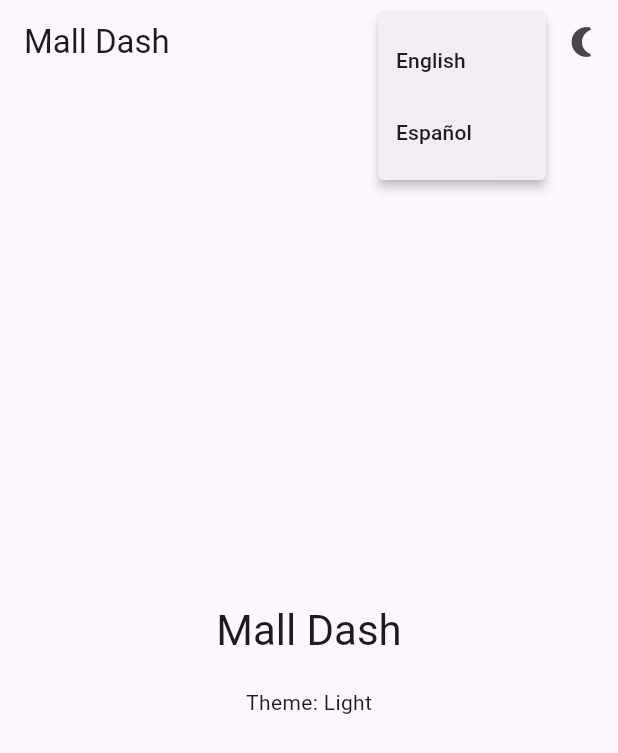
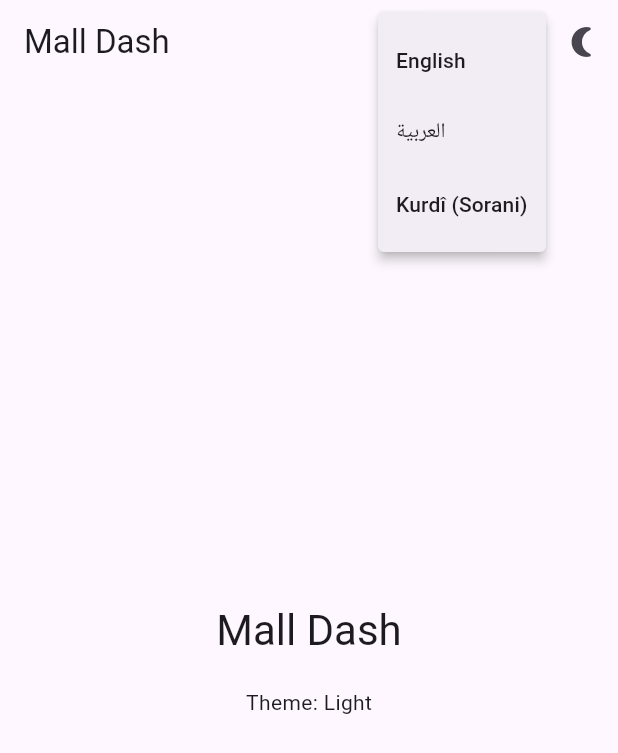
Before and after one commit to Mhamad-Raad/Mall-Dash-Mobile, a Flutter app: the screen it shows after launch, after a tap on the "language" icon, on a phone screen of 412 x 824 dp. Shown: the top 753 px of the screen. Run offline on Flutter 3.47's test engine with Material 3 defaults, Android fonts, the phone set to English and light mode, and no system bars; our stand-ins replace flutter_riverpod, shared_preferences.

```diff
--- a/lib/l10n/app_localizations.dart
+++ b/lib/l10n/app_localizations.dart
@@ -5,8 +5,9 @@ import 'package:flutter/widgets.dart';
 import 'package:flutter_localizations/flutter_localizations.dart';
 import 'package:intl/intl.dart' as intl;
 
+import 'app_localizations_ar.dart';
 import 'app_localizations_en.dart';
-import 'app_localizations_es.dart';
+import 'app_localizations_fa.dart';
 
 // ignore_for_file: type=lint
 
@@ -94,8 +95,9 @@ abstract class AppLocalizations {
 
   /// A list of this localizations delegate's supported locales.
   static const List<Locale> supportedLocales = <Locale>[
+    Locale('ar'),
     Locale('en'),
-    Locale('es'),
+    Locale('fa'),
   ];
 
   /// No description provided for @appTitle.
@@ -146,7 +148,7 @@ class _AppLocalizationsDelegate
 
   @override
   bool isSupported(Locale locale) =>
-      <String>['en', 'es'].contains(locale.languageCode);
+      <String>['ar', 'en', 'fa'].contains(locale.languageCode);
 
   @override
   bool shouldReload(_AppLocalizationsDelegate old) => false;
@@ -155,10 +157,12 @@ class _AppLocalizationsDelegate
 AppLocalizations lookupAppLocalizations(Locale locale) {
   // Lookup logic when only language code is specified.
   switch (locale.languageCode) {
+    case 'ar':
+      return AppLocalizationsAr();
     case 'en':
       return AppLocalizationsEn();
-    case 'es':
-      return AppLocalizationsEs();
+    case 'fa':
+      return AppLocalizationsFa();
   }
 
   throw FlutterError(
--- a/lib/main.dart
+++ b/lib/main.dart
@@ -45,7 +45,7 @@ class MyApp extends ConsumerWidget {
         GlobalWidgetsLocalizations.delegate,
         GlobalCupertinoLocalizations.delegate,
       ],
-      supportedLocales: const [Locale('en'), Locale('es')],
+      supportedLocales: const [Locale('en'), Locale('ar'), Locale('fa')],
       home: const HomePage(),
     );
   }
--- a/lib/src/core/widgets/language_selector.dart
+++ b/lib/src/core/widgets/language_selector.dart
@@ -17,14 +17,9 @@ class LanguageSelector extends ConsumerWidget {
         ref.read(localeProvider.notifier).setLocale(newLocale);
       },
       itemBuilder: (context) => [
-        const PopupMenuItem(
-          value: Locale('en'),
-          child: Text('English'),
-        ),
-        const PopupMenuItem(
-          value: Locale('es'),
-          child: Text('Español'),
-        ),
+        const PopupMenuItem(value: Locale('en'), child: Text('English')),
+        const PopupMenuItem(value: Locale('ar'), child: Text('العربية')),
+        const PopupMenuItem(value: Locale('fa'), child: Text('Kurdî (Sorani)')),
       ],
     );
   }
```
Also changed, not shown: lib/l10n/app_ar.arb (added, +8 -0 lines), lib/l10n/app_es.arb (deleted, +0 -8 lines), lib/l10n/app_fa.arb (added, +9 -0 lines), lib/l10n/app_localizations_ar.dart (added, +28 -0 lines), lib/l10n/app_localizations_es.dart (deleted, +0 -28 lines), lib/l10n/app_localizations_fa.dart (added, +28 -0 lines).
